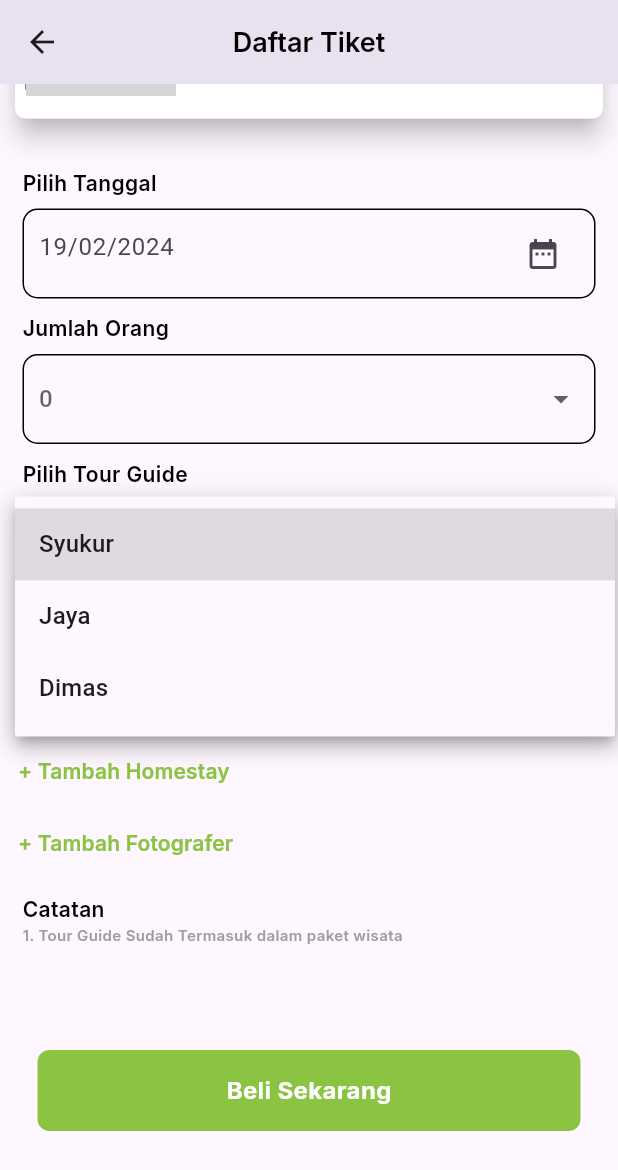
After one commit to atikhidayati/capstone_project, a Flutter app: the DaftarTiket screen opened directly, scrolled down 117 dp, after a tap on "Pilih tour guide", on a phone screen of 412 x 824 dp. The commit adds this screen. Shown: the top 1170 px of the screen. Run offline on Flutter 3.47's test engine with Material 3 defaults, Android fonts, the phone set to English and light mode, and no system bars; our stand-ins replace floating_bottom_navigation_bar, google_fonts, intl_phone_field, introduction_screen; network calls fail; grey boxes are pictures that could not be loaded.

Commit message:
daftar tiket

```diff
--- /dev/null
+++ b/lib/view/daftar_tiket.dart
@@ -0,0 +1,180 @@
+import 'package:capstone_project/view/detail/widget/text_widget.dart';
+import 'package:capstone_project/view/field_tiket.dart';
+import 'package:capstone_project/view/widget/button.dart';
+
+import 'package:flutter/material.dart';
+
+
+import 'package:google_fonts/google_fonts.dart';
+
+class DaftarTiket extends StatefulWidget {
+  const DaftarTiket({super.key});
+
+  @override
+  State<DaftarTiket> createState() => _DaftarTiketState();
+}
+
+class _DaftarTiketState extends State<DaftarTiket> {
+  bool _homeStay = false;
+  bool _fotoGrafer = false;
+
+  @override
+  Widget build(BuildContext context) {
+    return Scaffold(
+      appBar: AppBar(
+        title: Text(
+          'Daftar Tiket',
+          style: GoogleFonts.inter(
+            textStyle: const TextStyle(color: Colors.black),
+            fontSize: 18,
+            fontWeight: FontWeight.w600,
+          ),
+        ),
+        centerTitle: true,
+      ),
+      body: SingleChildScrollView(
+        child: Column(
+          children: [
+            SizedBox(
+              width: MediaQuery.of(context).size.width * 2,
+              height: 150,
+              child: Card(
+                margin: EdgeInsets.all(10),
+                elevation: 7,
+                child: Container(
+                  decoration: BoxDecoration(
+                    color: Colors.white,
+                    borderRadius: BorderRadius.circular(7),
+                  ),
+                  child: Padding(
+                    padding: const EdgeInsets.all(7),
+                    child: Row(
+                      mainAxisAlignment: MainAxisAlignment.spaceBetween,
+                      children: [
+                        Container(
+                          width: 100,
+                          height: 100,
+                          decoration: BoxDecoration(
+                            color: Colors.black,
+                            image: DecorationImage(
+                              image: NetworkImage(''),
+                              fit: BoxFit.fill,
+                            ),
+                            borderRadius: BorderRadius.circular(5),
+                          ),
+                        ),
+                        Expanded(
+                          child: Padding(
+                            padding: const EdgeInsets.symmetric(
+                                horizontal: 10, vertical: 5),
+                            child: Column(
+                              crossAxisAlignment: CrossAxisAlignment.start,
+                              children: [
+                                TextTree(title: 'Longlivia Bromo'),
+                                TextTwo(title: '1 Hari'),
+                                TextWidget(title: 'Rp. 145.000'),
+                              ],
+                            ),
+                          ),
+                        ),
+                      ],
+                    ),
+                  ),
+                ),
+              ),
+            ),
+            SizedBox(height: 8),
+            SelectTanggal(),
+            JumlahOrang(),
+            TourGuide(),
+            HomeStay(),
+            Container(
+              alignment: Alignment.centerLeft,
+              child: Column(
+                mainAxisAlignment: MainAxisAlignment.start,
+                crossAxisAlignment: CrossAxisAlignment.start,
+                children: [
+                  TextButton(
+                    onPressed: () {
+                      setState(() {
+                        _homeStay = !_homeStay;
+                      });
+                    },
+                    child: Text(
+                      '+ Tambah Homestay',
+                      style: GoogleFonts.inter(
+                        textStyle: const TextStyle(
+                          color: Color(0xFf8bC342),
+                        ),
+                        fontSize: 14,
+                        fontWeight: FontWeight.w600,
+                      ),
+                    ),
+                  ),
+                  if (_homeStay) ...[
+                    SizedBox(
+                      height: 5,
+                    ),
+                    HomeStay()
+                  ],
+                  TextButton(
+                    onPressed: () {
+                      setState(() {
+                        _fotoGrafer = !_fotoGrafer;
+                      });
+                    },
+                    child: Text(
+                      '+ Tambah Fotografer',
+                      style: GoogleFonts.inter(
+                        textStyle: const TextStyle(color: Color(0xFf8bC342)),
+                        fontSize: 14,
+                        fontWeight: FontWeight.w600,
+                      ),
+                    ),
+                  ),
+                  if (_fotoGrafer) ...[
+                    SizedBox(
+                      height: 5,
+                    ),
+                    FotoGrafer(),
+                  ]
+                ],
+              ),
+            ),
+            Padding(
+              padding: const EdgeInsets.only(
+                top: 10,
+                left: 15,
+                right: 15,
+              ),
+              child: Container(
+                alignment: Alignment.centerLeft,
+                child: Column(
+                  mainAxisAlignment: MainAxisAlignment.start,
+                  crossAxisAlignment: CrossAxisAlignment.start,
+                  children: [
+                    TextTree(
+                      title: 'Catatan',
+                    ),
+                    TextTwo(
+                        title:
+                            '1. Tour Guide Sudah Termasuk dalam paket wisata')
+                  ],
+                ),
+              ),
+            ),
+            Container(
+              alignment: Alignment.bottomCenter,
+              margin: const EdgeInsets.symmetric(
+                vertical: 70,
+              ),
+              child: ButtonComponent(
+                title: 'Beli Sekarang',
+              ),
+            )
+          ],
+        ),
+      ),
+    );
+  }
+}
--- /dev/null
+++ b/lib/view/field_tiket.dart
@@ -0,0 +1,337 @@
+import 'package:flutter/material.dart';
+
+import 'detail/widget/text_widget.dart';
+
+class SelectTanggal extends StatefulWidget {
+  const SelectTanggal({super.key});
+
+  @override
+  State<SelectTanggal> createState() => _SelectTanggalState();
+}
+
+class _SelectTanggalState extends State<SelectTanggal> {
+  late TextEditingController dateController;
+
+  @override
+  void initState() {
+    dateController = TextEditingController();
+    super.initState();
+  }
+
+  @override
+  void dispose() {
+    dateController.dispose();
+    super.dispose();
+  }
+
+  @override
+  Widget build(BuildContext context) {
+    return Padding(
+        padding: const EdgeInsets.only(
+          top: 15,
+          left: 15,
+          right: 15,
+        ),
+        child: Column(
+          mainAxisAlignment: MainAxisAlignment.start,
+          crossAxisAlignment: CrossAxisAlignment.start,
+          children: [
+            TextTree(title: 'Pilih Tanggal'),
+            SizedBox(
+              height: 7,
+            ),
+            Container(
+              padding: EdgeInsets.symmetric(
+                vertical: 5,
+                horizontal: 10,
+              ),
+              decoration: BoxDecoration(
+                border: Border.all(
+                  color: Colors.black,
+                  width: 1.0,
+                ),
+                borderRadius: BorderRadius.circular(10),
+              ),
+              child: TextFormField(
+                controller: dateController,
+                decoration: const InputDecoration(
+                  fillColor: Colors.white,
+                  hintText: '19/02/2024',
+                  border: InputBorder.none,
+                  suffixIcon: Icon(Icons.date_range),
+                ),
+                onTap: () async {
+                  final DateTime? pickedDate = await showDatePicker(
+                    context: context,
+                    initialDate: DateTime.now(),
+                    firstDate: DateTime(2000),
+                    lastDate: DateTime(2100),
+                  );
+                  if (pickedDate != null) {
+                    setState(() {
+                      dateController.text = pickedDate.toString();
+                    });
+                  }
+                },
+              ),
+            ),
+          ],
+        ));
+  }
+}
+
+class JumlahOrang extends StatefulWidget {
+  const JumlahOrang({super.key});
+
+  @override
+  State<JumlahOrang> createState() => _JumlahOrangState();
+}
+
+class _JumlahOrangState extends State<JumlahOrang> {
+  String? selectedValue;
+
+  @override
+  Widget build(BuildContext context) {
+    return Padding(
+        padding: const EdgeInsets.only(
+          top: 10,
+          left: 15,
+          right: 15,
+        ),
+        child: Column(
+          mainAxisAlignment: MainAxisAlignment.start,
+          crossAxisAlignment: CrossAxisAlignment.start,
+          children: [
+            TextTree(title: 'Jumlah Orang'),
+            SizedBox(
+              height: 7,
+            ),
+            Container(
+              padding: EdgeInsets.symmetric(
+                vertical: 5,
+                horizontal: 10,
+              ),
+              decoration: BoxDecoration(
+                border: Border.all(
+                  color: Colors.black,
+                  width: 1.0,
+                ),
+                borderRadius: BorderRadius.circular(10),
+              ),
+              child: DropdownButton<String?>(
+                  value: selectedValue,
+                  onChanged: (value) {
+                    setState(() {
+                      selectedValue = value;
+                    });
+                  },
+                  underline: SizedBox(),
+                  isExpanded: true,
+                  hint: Text('0'),
+                  items: [
+                    '1',
+                    '2',
+                    '3',
+                  ]
+                      .map<DropdownMenuItem<String?>>((e) => DropdownMenuItem(
+                            child: Text(e.toString()),
+                            value: e,
+                          ))
+                      .toList()),
+            ),
+          ],
+        ));
+  }
+}
+
+class TourGuide extends StatefulWidget {
+  const TourGuide({super.key});
+
+  @override
+  State<TourGuide> createState() => _TourGuideState();
+}
+
+class _TourGuideState extends State<TourGuide> {
+  String? selectedValue;
+
+  @override
+  Widget build(BuildContext context) {
+    return Padding(
+        padding: const EdgeInsets.only(
+          top: 10,
+          left: 15,
+          right: 15,
+        ),
+        child: Column(
+          mainAxisAlignment: MainAxisAlignment.start,
+          crossAxisAlignment: CrossAxisAlignment.start,
+          children: [
+            TextTree(title: 'Pilih Tour Guide'),
+            SizedBox(
+              height: 7,
+            ),
+            Container(
+              padding: EdgeInsets.symmetric(
+                vertical: 5,
+                horizontal: 10,
+              ),
+              decoration: BoxDecoration(
+                border: Border.all(
+                  color: Colors.black,
+                  width: 1.0,
+                ),
+                borderRadius: BorderRadius.circular(10),
+              ),
+              child: DropdownButton<String?>(
+                  value: selectedValue,
+                  onChanged: (value) {
+                    setState(() {
+                      selectedValue = value;
+                    });
+                  },
+                  underline: SizedBox(),
+                  isExpanded: true,
+                  hint: Text('Pilih tour guide'),
+                  items: [
+                    'Syukur',
+                    'Jaya',
+                    'Dimas',
+                  ]
+                      .map<DropdownMenuItem<String?>>((e) => DropdownMenuItem(
+                            child: Text(e.toString()),
+                            value: e,
+                          ))
+                      .toList()),
+            ),
+          ],
+        ));
+  }
+}
+
+class HomeStay extends StatefulWidget {
+  const HomeStay({super.key});
+
+  @override
+  State<HomeStay> createState() => _HomeStayState();
+}
+
+class _HomeStayState extends State<HomeStay> {
+  String? selectedValue;
+
+  @override
+  Widget build(BuildContext context) {
+    return Padding(
+        padding: const EdgeInsets.only(
+          top: 10,
+          left: 15,
+          right: 15,
+        ),
+        child: Column(
+          mainAxisAlignment: MainAxisAlignment.start,
+          crossAxisAlignment: CrossAxisAlignment.start,
+          children: [
+            TextTree(title: 'Pilih Homestay'),
+            SizedBox(
+              height: 7,
+            ),
+            Container(
+              padding: EdgeInsets.symmetric(
+                vertical: 5,
+                horizontal: 10,
+              ),
+              decoration: BoxDecoration(
+                border: Border.all(
+                  color: Colors.black,
+                  width: 1.0,
+                ),
+                borderRadius: BorderRadius.circular(10),
+              ),
+              child: DropdownButton<String?>(
+                  value: selectedValue,
+                  onChanged: (value) {
+                    setState(() {
+                      selectedValue = value;
+                    });
+                  },
+                  underline: SizedBox(),
+                  isExpanded: true,
+                  hint: Text('Pilih homestay'),
+                  items: [
+                    'Homestay Paimo',
+                    'Homestay Pojok Bromo',
+                    'Homestay Edelweiss',
+                  ]
+                      .map<DropdownMenuItem<String?>>((e) => DropdownMenuItem(
+                            child: Text(e.toString()),
+                            value: e,
+                          ))
+                      .toList()),
+            ),
+          ],
+        ));
+  }
+}
+
+class FotoGrafer extends StatefulWidget {
+  const FotoGrafer({super.key});
+
+  @override
+  State<FotoGrafer> createState() => _FotoGraferState();
+}
+
+class _FotoGraferState extends State<FotoGrafer> {
+  String? selectedValue;
+
+  @override
+  Widget build(BuildContext context) {
+    return Padding(
+        padding: const EdgeInsets.only(
+          top: 10,
+          left: 15,
+          right: 15,
+        ),
+        child: Column(
+          mainAxisAlignment: MainAxisAlignment.start,
+          crossAxisAlignment: CrossAxisAlignment.start,
+          children: [
+            TextTree(title: 'Pilih Fotografer'),
+            SizedBox(
+              height: 7,
+            ),
+            Container(
+              padding: EdgeInsets.symmetric(
+                vertical: 5,
+                horizontal: 10,
+              ),
+              decoration: BoxDecoration(
+                border: Border.all(
+                  color: Colors.black,
+                  width: 1.0,
+                ),
+                borderRadius: BorderRadius.circular(10),
+              ),
+              child: DropdownButton<String?>(
+                  value: selectedValue,
+                  onChanged: (value) {
+                    setState(() {
+                      selectedValue = value;
+                    });
+                  },
+                  underline: SizedBox(),
+                  isExpanded: true,
+                  hint: Text('Pilih Fotografer'),
+                  items: [
+                    'Heru',
+                    'Aam',
+                    'Romen',
+                  ]
+                      .map<DropdownMenuItem<String?>>((e) => DropdownMenuItem(
+                            child: Text(e.toString()),
+                            value: e,
+                          ))
+                      .toList()),
+            ),
+          ],
+        ));
+  }
+}
--- a/lib/view/login/login_page.dart
+++ b/lib/view/login/login_page.dart
@@ -19,7 +19,7 @@ class _LoginPageState extends State<LoginPage> {
   Widget build(BuildContext context) {
     return Scaffold(
       appBar: AppBar(
-        backgroundColor: Colors.transparent,
+        backgroundColor: Colors.white,
         elevation: 0,
         leading: IconButton(
           icon: const Icon(
```
Also changed, not shown: lib/view/detail/detail_event.dart (+9 -4 lines), lib/view/detail/detail_news.dart (added, +78 -0 lines), lib/view/detail/detail_paket.dart (+18 -5 lines), lib/view/detail/detail_wisata.dart (+18 -8 lines), lib/view/widget/news.dart (+8 -1 lines), lib/view/widget/textfield.dart (+10 -9 lines).
